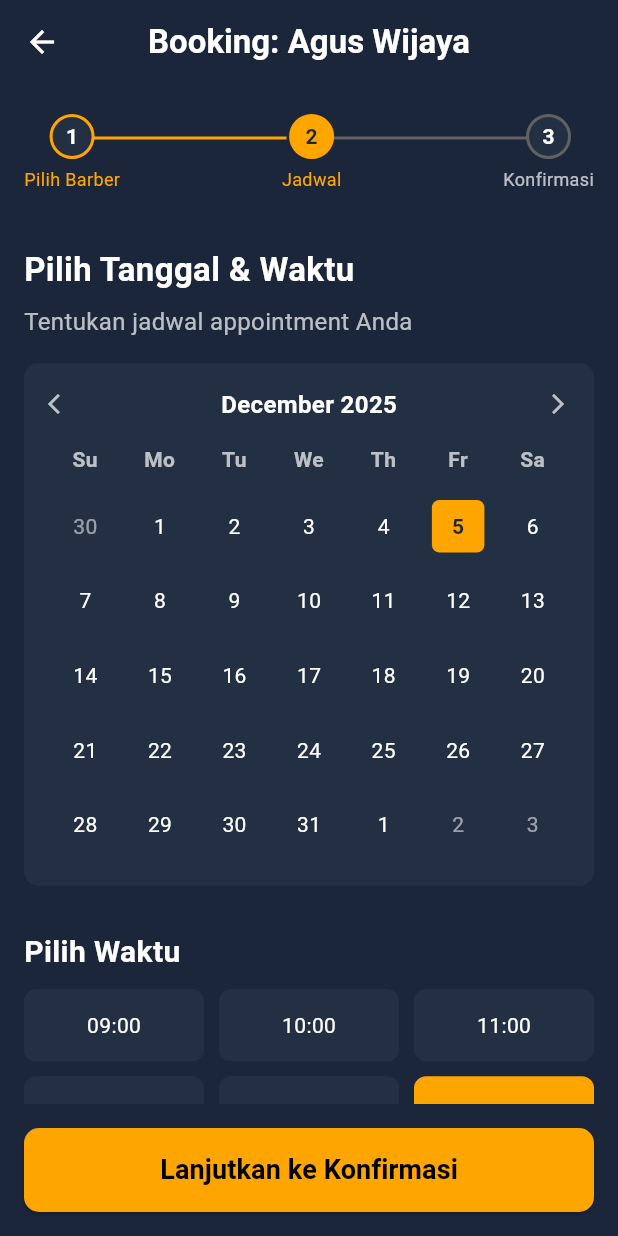
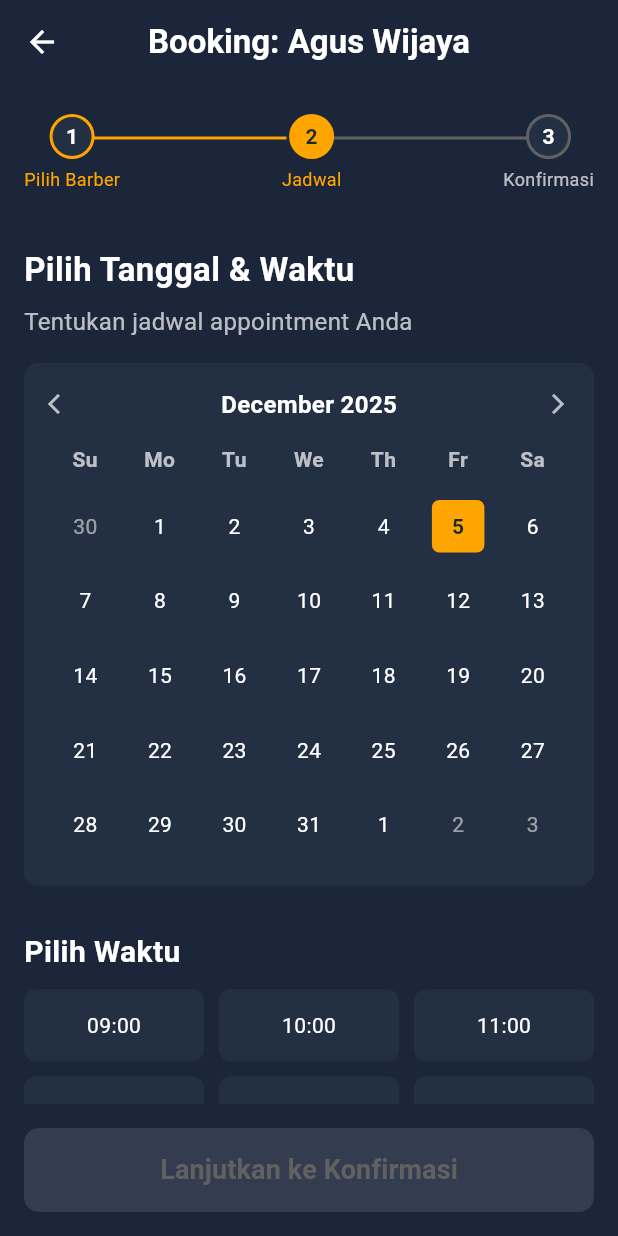
Before and after one commit to deivpatanduk/Haircut_Express, a Flutter app: the ScheduleScreen screen opened directly with sample values from the repository, on a phone screen of 412 x 824 dp. Run offline on Flutter 3.47's test engine with Material 3 defaults, Android fonts, the light colour scheme and no system bars; our stand-ins replace googleapis_auth; missing offline and left inert: googleapis; network calls fail.

Commit message:
penambahan kalender dan jam

```diff
--- a/lib/components/calendar_widget.dart
+++ b/lib/components/calendar_widget.dart
@@ -1,22 +1,88 @@
 import 'package:flutter/material.dart';
 
+typedef DateSelectedCallback = void Function(String date);
+typedef TimeSelectedCallback = void Function(String time);
+
 class CalendarWidget extends StatelessWidget {
-  const CalendarWidget({super.key});
+  final String? selectedDate;
+  final String? selectedTimeSlot;
+
+  final DateSelectedCallback onDateSelected;
+  final TimeSelectedCallback onTimeSelected;
+
+  CalendarWidget({
+    // <<< HAPUS 'const' DI SINI
+    super.key,
+    required this.selectedDate,
+    required this.selectedTimeSlot,
+    required this.onDateSelected,
+    required this.onTimeSelected,
+  });
 
   final Color darkBlue = const Color(0xFF1B263B);
   final Color mediumBlue = const Color(0xFF233044);
   final Color accentYellow = const Color(0xFFFFA500);
+
+  final List<String> dates = [
+    '30',
+    '1',
+    '2',
+    '3',
+    '4',
+    '5',
+    '6',
+    '7',
+    '8',
+    '9',
+    '10',
+    '11',
+    '12',
+    '13',
+    '14',
+    '15',
+    '16',
+    '17',
+    '18',
+    '19',
+    '20',
+    '21',
+    '22',
+    '23',
+    '24',
+    '25',
+    '26',
+    '27',
+    '28',
+    '29',
+    '30',
+    '31',
+    '1',
+    '2',
+    '3',
+  ];
+  final List<String> timeSlots = [
+    '09:00',
+    '10:00',
+    '11:00',
+    '12:00',
+    '13:00',
+    '14:00',
+    '15:00',
+    '16:00',
+    '17:00',
+    '18:00',
+    '19:00',
+    '20:00',
+  ];
 
   @override
   Widget build(BuildContext context) {
     return Column(
       crossAxisAlignment: CrossAxisAlignment.start,
       children: [
-        // Kalender Picker
         _buildCalendarPicker(context),
         const SizedBox(height: 20),
 
-        // JUDUL PILIH WAKTU
         const Padding(
           padding: EdgeInsets.symmetric(horizontal: 16.0, vertical: 10.0),
           child: Text(
@@ -29,15 +95,12 @@ class CalendarWidget extends StatelessWidget {
           ),
         ),
 
-        // GRID SLOT WAKTU
         _buildTimeSlotGrid(),
       ],
     );
   }
 
-  // --- WIDGET METHOD: KALENDER PICKER ---
   Widget _buildCalendarPicker(BuildContext context) {
-    // Konten Kalender Statis
     return Container(
       margin: const EdgeInsets.symmetric(horizontal: 16.0),
       padding: const EdgeInsets.all(16.0),
@@ -47,7 +110,6 @@ class CalendarWidget extends StatelessWidget {
       ),
       child: Column(
         children: [
-          // Header Bulan
           Row(
             mainAxisAlignment: MainAxisAlignment.spaceBetween,
             children: [
@@ -69,7 +131,6 @@ class CalendarWidget extends StatelessWidget {
           ),
           const SizedBox(height: 15),
 
-          // Grid Hari
           _buildDayGrid(context),
         ],
       ),
@@ -77,50 +138,10 @@ class CalendarWidget extends StatelessWidget {
   }
 
   Widget _buildDayGrid(BuildContext context) {
-    // Array Hari (Su, Mo, Tu, We, Th, Fr, Sa)
     final List<String> daysOfWeek = ['Su', 'Mo', 'Tu', 'We', 'Th', 'Fr', 'Sa'];
-    // Data Tanggal Fiktif
-    final List<String> dates = [
-      '30',
-      '1',
-      '2',
-      '3',
-      '4',
-      '5',
-      '6',
-      '7',
-      '8',
-      '9',
-      '10',
-      '11',
-      '12',
-      '13',
-      '14',
-      '15',
-      '16',
-      '17',
-      '18',
-      '19',
-      '20',
-      '21',
-      '22',
-      '23',
-      '24',
-      '25',
-      '26',
-      '27',
-      '28',
-      '29',
-      '30',
-      '31',
-      '1',
-      '2',
-      '3',
-    ];
 
     return Column(
       children: [
-        // Nama Hari (Su, Mo, Tu...)
         Row(
           mainAxisAlignment: MainAxisAlignment.spaceAround,
           children: daysOfWeek
@@ -140,7 +161,6 @@ class CalendarWidget extends StatelessWidget {
         ),
         const SizedBox(height: 10),
 
-        // Angka Tanggal
         GridView.builder(
           physics: const NeverScrollableScrollPhysics(),
           shrinkWrap: true,
@@ -151,29 +171,33 @@ class CalendarWidget extends StatelessWidget {
           ),
           itemBuilder: (context, index) {
             String date = dates[index];
-            bool isSelected = date == '5';
             bool isCurrentMonth = index >= 1 && index <= 32;
+            bool isSelected = selectedDate == date;
 
             return Center(
-              child: Container(
-                width: 35,
-                height: 35,
-                decoration: BoxDecoration(
-                  color: isSelected ? accentYellow : Colors.transparent,
-                  borderRadius: BorderRadius.circular(5),
-                ),
-                child: Center(
-                  child: Text(
-                    date,
-                    style: TextStyle(
-                      color: isSelected
-                          ? darkBlue
-                          : isCurrentMonth
-                          ? Colors.white
-                          : Colors.white54,
-                      fontWeight: isSelected
-                          ? FontWeight.bold
-                          : FontWeight.normal,
+              child: InkWell(
+                onTap: isCurrentMonth ? () => onDateSelected(date) : null,
+                child: Container(
+                  width: 35,
+                  height: 35,
+                  decoration: BoxDecoration(
+                    color: isSelected ? accentYellow : Colors.transparent,
+                    borderRadius: BorderRadius.circular(5),
+                  ),
+                  child: Center(
+                    child: Text(
+                      date,
+                      style: TextStyle(
+                        color: isSelected
+                            ? darkBlue
+                            : isCurrentMonth
+                            ? Colors.white
+                            : Colors.white54,
+                        // PERBAIKAN: Gunakan FontWeight.w400 (normal)
+                        fontWeight: isSelected
+                            ? FontWeight.bold
+                            : FontWeight.w400,
+                      ),
                     ),
                   ),
                 ),
@@ -185,23 +209,7 @@ class CalendarWidget extends StatelessWidget {
     );
   }
 
-  // --- WIDGET METHOD: TIME SLOT GRID ---
   Widget _buildTimeSlotGrid() {
-    final List<String> timeSlots = [
-      '09:00',
-      '10:00',
-      '11:00',
-      '12:00',
-      '13:00',
-      '14:00',
-      '15:00',
-      '16:00',
-      '17:00',
-      '18:00',
-      '19:00',
-      '20:00',
-    ];
-
     return Container(
       margin: const EdgeInsets.symmetric(horizontal: 16.0),
       child: GridView.builder(
@@ -216,10 +224,10 @@ class CalendarWidget extends StatelessWidget {
         ),
         itemBuilder: (context, index) {
           String time = timeSlots[index];
-          bool isSelected = time == '14:00';
+          bool isSelected = selectedTimeSlot == time;
 
           return InkWell(
-            onTap: () {},
+            onTap: () => onTimeSelected(time),
             child: Container(
               decoration: BoxDecoration(
                 color: isSelected ? accentYellow : mediumBlue,
@@ -233,9 +241,8 @@ class CalendarWidget extends StatelessWidget {
                   time,
                   style: TextStyle(
                     color: isSelected ? darkBlue : Colors.white,
-                    fontWeight: isSelected
-                        ? FontWeight.bold
-                        : FontWeight.normal,
+                    // PERBAIKAN: Gunakan FontWeight.w400 (normal)
+                    fontWeight: isSelected ? FontWeight.bold : FontWeight.w400,
                   ),
                 ),
               ),
--- a/lib/dashboard_screen.dart
+++ b/lib/dashboard_screen.dart
@@ -16,7 +16,7 @@ final List<Barber> barbers = [
     '4.9',
     '7k reviews',
     true,
-    'https://picsum.photos/id/101/200/200',
+    'https://i.pinimg.com/originals/f8/19/e4/f819e4d4f5b6a266a71f8a5248003e39.jpg',
   ),
   Barber(
     'Agus Wijaya',
--- a/lib/schedule_screen.dart
+++ b/lib/schedule_screen.dart
@@ -1,20 +1,119 @@
 import 'package:flutter/material.dart';
 import 'booking_screen.dart';
-// Import components baru
 import 'components/booking_stepper.dart';
 import 'components/calendar_widget.dart';
+import 'confirmation_screen.dart';
 
-class ScheduleScreen extends StatelessWidget {
+import 'package:googleapis/calendar/v3.dart' as calendar;
+import 'package:googleapis_auth/auth_io.dart' as auth;
+import 'package:http/http.dart' as http; // <<< PERBAIKAN IMPORT HTTP
+
+const String googleApiKey = "AIzaSyAyzk9foZ4M9PA0lmWe-3tt7NAchWL1Lfs";
+const String barberCalendarId = 'primary';
+// ...
+
+class ScheduleScreen extends StatefulWidget {
   final Barber selectedBarber;
 
   const ScheduleScreen({super.key, required this.selectedBarber});
 
+  @override
+  State<ScheduleScreen> createState() => _ScheduleScreenState();
+}
+
+class _ScheduleScreenState extends State<ScheduleScreen> {
   final Color darkBlue = const Color(0xFF1B263B);
   final Color mediumBlue = const Color(0xFF233044);
   final Color accentYellow = const Color(0xFFFFA500);
 
+  String? _selectedDate;
+  String? _selectedTimeSlot;
+
+  // Variabel baru untuk menyimpan event API yang dimuat
+  List<calendar.Event> _loadedEvents = [];
+  // Status loading API
+  bool _isLoadingEvents = false;
+
+  @override
+  void initState() {
+    super.initState();
+    _selectedDate = '5';
+    // Panggil API saat halaman dimuat pertama kali untuk tanggal default (tanggal 5)
+    _loadEventsForCurrentDate();
+  }
+
+  // Fungsi untuk memanggil API
+  Future<List<calendar.Event>> fetchCalendarEvents(DateTime day) async {
+    final client = auth.clientViaApiKey(googleApiKey);
+    final calendarService = calendar.CalendarApi(client);
+
+    // Tentukan rentang waktu untuk hari yang dipilih
+    final DateTime timeMin = DateTime(day.year, day.month, day.day, 0, 0, 0);
+    final DateTime timeMax = timeMin.add(const Duration(days: 1));
+
+    try {
+      final eventsList = await calendarService.events.list(
+        barberCalendarId,
+        timeMin: timeMin,
+        timeMax: timeMax,
+        singleEvents: true,
+        orderBy: 'startTime',
+      );
+
+      client.close();
+      return eventsList.items ?? [];
+    } catch (e) {
+      client.close();
+      print('Error fetching calendar events: $e');
+      return [];
+    }
+  }
+
+  // Fungsi wrapper untuk memuat event dan mengupdate state
+  void _loadEventsForCurrentDate() async {
+    if (_selectedDate == null) return;
+
+    // Simulasikan konversi '5' menjadi DateTime (asumsi bulan Desember)
+    // Dalam aplikasi nyata, Anda akan menggunakan objek DateTime yang sebenarnya
+    final today = DateTime.now();
+    final targetDate = DateTime(
+      today.year,
+      today.month,
+      int.parse(_selectedDate!),
+    );
+
+    setState(() {
+      _isLoadingEvents = true;
+      _loadedEvents = [];
+    });
+
+    final events = await fetchCalendarEvents(targetDate);
+
+    setState(() {
+      _loadedEvents = events;
+      _isLoadingEvents = false;
+    });
+  }
+
+  void _handleDateSelection(String date) {
+    setState(() {
+      _selectedDate = date;
+    });
+    // Panggil API setiap kali tanggal berubah
+    _loadEventsForCurrentDate();
+  }
+
+  void _handleTimeSelection(String time) {
+    setState(() {
+      _selectedTimeSlot = time;
+    });
+  }
+
   @override
   Widget build(BuildContext context) {
+    final bool isContinueEnabled =
+        _selectedDate != null && _selectedTimeSlot != null;
+
     return Scaffold(
       backgroundColor: darkBlue,
       appBar: AppBar(
@@ -23,11 +122,11 @@ class ScheduleScreen extends StatelessWidget {
         leading: IconButton(
           icon: const Icon(Icons.arrow_back, color: Colors.white),
           onPressed: () {
-            Navigator.pop(context); // Kembali ke halaman sebelumnya
+            Navigator.pop(context);
           },
         ),
         title: Text(
-          'Booking: ${selectedBarber.name}',
+          'Booking: ${widget.selectedBarber.name}',
           style: const TextStyle(
             color: Colors.white,
             fontWeight: FontWeight.bold,
@@ -39,16 +138,14 @@ class ScheduleScreen extends StatelessWidget {
         child: Column(
           crossAxisAlignment: CrossAxisAlignment.start,
           children: <Widget>[
-            // STEPPER/PROSES LANGKAH (Langkah 2 Aktif)
             Padding(
               padding: const EdgeInsets.symmetric(
                 vertical: 20.0,
                 horizontal: 16.0,
               ),
-              child: BookingStepper(currentStep: 2), // Menggunakan Component
+              child: BookingStepper(currentStep: 2),
             ),
 
-            // JUDUL UTAMA
             const Padding(
               padding: EdgeInsets.symmetric(horizontal: 16.0, vertical: 8.0),
               child: Text(
@@ -61,7 +158,6 @@ class ScheduleScreen extends StatelessWidget {
               ),
             ),
 
-            // SUBTITLE
             const Padding(
               padding: EdgeInsets.only(left: 16.0, bottom: 16.0),
               child: Text(
@@ -70,27 +166,86 @@ class ScheduleScreen extends StatelessWidget {
               ),
             ),
 
-            // KALENDER DAN SLOT WAKTU
-            const CalendarWidget(), // Menggunakan Component
+            CalendarWidget(
+              selectedDate: _selectedDate,
+              selectedTimeSlot: _selectedTimeSlot,
+              onDateSelected: _handleDateSelection,
+              onTimeSelected: _handleTimeSelection,
+            ),
+
+            // >>> OUTPUT DARI API KALENDER (Jadwal Sibuk) <<<
+            Padding(
+              padding: const EdgeInsets.all(16.0),
+              child: Text(
+                'Jadwal Sibuk (API Status):',
+                style: TextStyle(
+                  color: accentYellow,
+                  fontSize: 18,
+                  fontWeight: FontWeight.bold,
+                ),
+              ),
+            ),
+
+            if (_isLoadingEvents)
+              Center(child: CircularProgressIndicator(color: accentYellow))
+            else if (_loadedEvents.isNotEmpty)
+              ..._loadedEvents
+                  .map(
+                    (event) => Padding(
+                      padding: const EdgeInsets.only(
+                        left: 16.0,
+                        right: 16.0,
+                        bottom: 4.0,
+                      ),
+                      child: Text(
+                        'SIBUK: ${event.summary ?? "Event"} (${event.start?.dateTime?.hour}:${event.start?.dateTime?.minute} - ${event.end?.dateTime?.hour}:${event.end?.dateTime?.minute})',
+                        style: const TextStyle(
+                          color: Colors.redAccent,
+                          fontSize: 14,
+                        ),
+                      ),
+                    ),
+                  )
+                  .toList()
+            else
+              const Center(
+                child: Padding(
+                  padding: EdgeInsets.all(16.0),
+                  child: Text(
+                    "Tidak ada event sibuk yang dimuat untuk tanggal ini. (API Terhubung)",
+                    style: TextStyle(color: Colors.greenAccent),
+                  ),
+                ),
+              ),
 
             const SizedBox(height: 80),
           ],
         ),
       ),
-      bottomSheet: _buildContinueButton(context),
+      bottomSheet: _buildContinueButton(context, isContinueEnabled),
     );
   }
 
-  Widget _buildContinueButton(BuildContext context) {
-    // ... (Fungsi ini tetap sama)
+  Widget _buildContinueButton(BuildContext context, bool isEnabled) {
     return Container(
       color: darkBlue,
       padding: const EdgeInsets.all(16.0),
       width: double.infinity,
       child: ElevatedButton(
-        onPressed: () {
-          // TODO: Navigasi ke halaman Konfirmasi (Langkah 3)
-        },
+        onPressed: isEnabled
+            ? () {
+                Navigator.push(
+                  context,
+                  MaterialPageRoute(
+                    builder: (context) => ConfirmationScreen(
+                      selectedBarber: widget.selectedBarber,
+                      selectedDate: _selectedDate!,
+                      selectedTime: _selectedTimeSlot!,
+                    ),
+                  ),
+                );
+              }
+            : null,
         style: ElevatedButton.styleFrom(
           backgroundColor: accentYellow,
           padding: const EdgeInsets.symmetric(vertical: 15),
@@ -98,11 +253,11 @@ class ScheduleScreen extends StatelessWidget {
             borderRadius: BorderRadius.circular(10),
           ),
         ),
-        child: const Text(
+        child: Text(
           'Lanjutkan ke Konfirmasi',
           style: TextStyle(
             fontSize: 18,
-            color: Colors.black,
+            color: isEnabled ? darkBlue : Colors.grey.shade700,
             fontWeight: FontWeight.bold,
           ),
         ),
```
Also changed, not shown: lib/booking_screen.dart (+0 -11 lines), lib/confirmation_screen.dart (added, +281 -0 lines), pubspec.yaml (+10 -64 lines), pubspec.lock.
